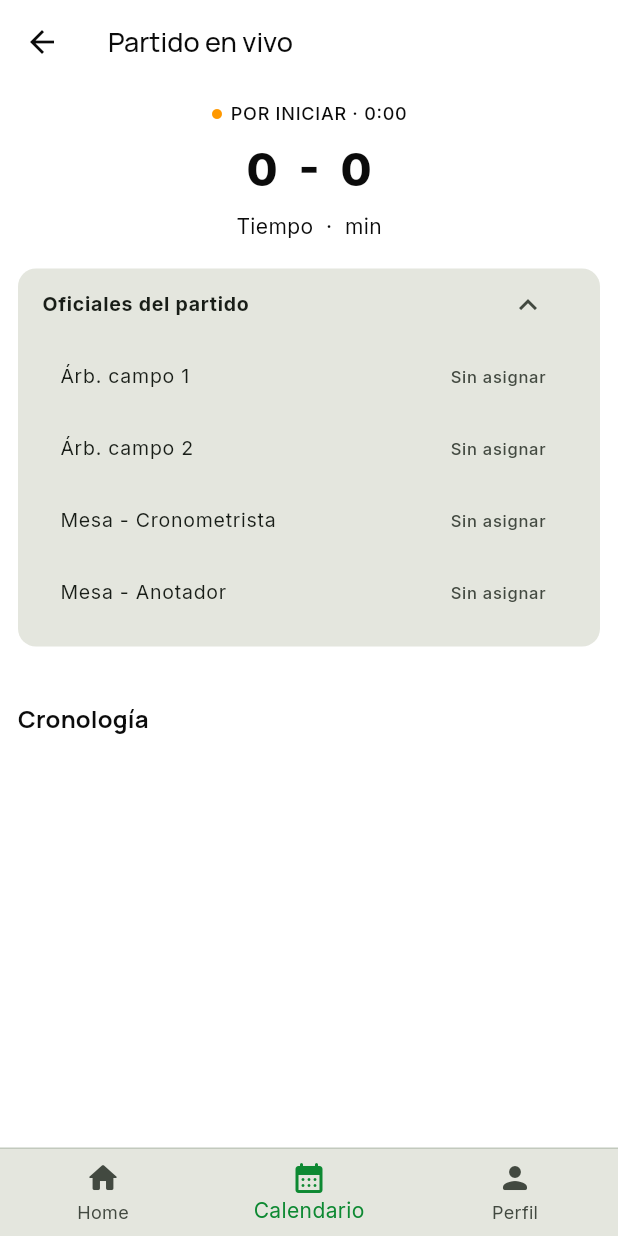
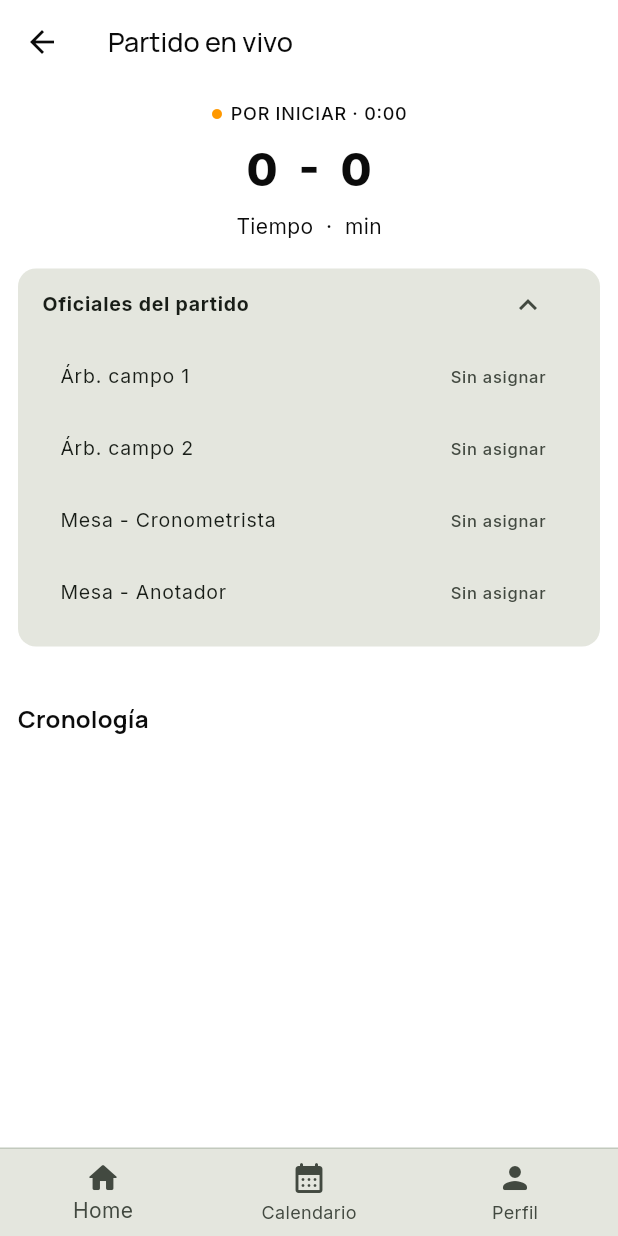
Before and after one commit to tatiana1104/handplay_demo, a Flutter app: the LiveMatchScreen screen opened directly with empty values, on a phone screen of 412 x 824 dp. Run offline on Flutter 3.47's test engine with Material 3 defaults, Android fonts, the phone set to English and light mode, and no system bars; our stand-ins replace cloud_firestore, dartz, equatable, firebase_auth, firebase_core, firebase_messaging and 5 more; accounts and stored records are empty.

```diff
--- a/lib/features/matches/presentation/screens/live_match_screen.dart
+++ b/lib/features/matches/presentation/screens/live_match_screen.dart
@@ -95,7 +95,7 @@ class _LiveMatchScreenState extends State<LiveMatchScreen> {
     return Scaffold(
       appBar: AppBar(title: const Text('Partido en vivo')),
       bottomNavigationBar: AppBottomNavigationBar(
-        selectedIndex: 1,
+        selectedIndex: null,
         isAuthenticated: context.watch<AuthBloc>().state is AuthAuthenticated,
       ),
       body: ListView(padding: const EdgeInsets.all(12), children: [
--- a/lib/shared/widgets/app_bottom_navigation_bar.dart
+++ b/lib/shared/widgets/app_bottom_navigation_bar.dart
@@ -8,7 +8,7 @@ import '../../features/auth/presentation/bloc/auth_state.dart';
 import '../../core/routing/route_names.dart'; // Importamos los nombres de ruta de la app, como `RouteNames.home`, para poder navegar a la pantalla de inicio desde la barra de navegación inferior
 
 class AppBottomNavigationBar extends StatelessWidget {
-  final int selectedIndex; // Índice del elemento seleccionado en la barra de navegación inferior (0 = Home, 1 = Calendario, 2 = Perfil)
+  final int? selectedIndex; // null indica que la pantalla no pertenece a ninguna pestaña del banner
   final bool isAuthenticated; // Cambia las acciones disponibles para visitantes.
   final bool isAdmin;
   final ValueChanged<int>? onTap; // Callback que se ejecuta cuando se toca un elemento de la barra de navegación inferior. Si es nulo, se usa la navegación por defecto a las rutas definidas en `RouteNames`.
@@ -16,7 +16,7 @@ class AppBottomNavigationBar extends StatelessWidget {
   /// Constructor de la barra de navegación inferior, con parámetros opcionales `selectedIndex` y `onTap`.
   const AppBottomNavigationBar({
     super.key,
-    this.selectedIndex = 0, // Índice del elemento seleccionado en la barra de navegación inferior (0 = Home, 1 = Calendario, 2 = Perfil)
+    this.selectedIndex = 0,
     this.isAuthenticated = true,
     this.isAdmin = false,
     this.onTap, // Callback que se ejecuta cuando se toca un elemento de la barra de navegación inferior. Si es nulo, se usa la navegación por defecto a las rutas definidas en `RouteNames`.
@@ -52,7 +52,7 @@ class AppBottomNavigationBar extends StatelessWidget {
       ),
       child: SafeArea(
         child: BottomNavigationBar(
-          currentIndex: _safeSelectedIndex(routeSelectedIndex, hasAuthenticatedSession, effectiveAdmin), // Índice válido para los elementos visibles
+          currentIndex: _safeSelectedIndex(routeSelectedIndex ?? 0, hasAuthenticatedSession, effectiveAdmin), // Índice válido para los elementos visibles
           onTap: (index) { // Callback que se ejecuta cuando se toca un elemento de la barra de navegación inferior
             if (onTap != null) {
               onTap!(index);  // Si se proporcionó un callback `onTap`, lo llamamos con el índice del elemento tocado y salimos de la función para no ejecutar la navegación por defecto.
@@ -81,8 +81,8 @@ class AppBottomNavigationBar extends StatelessWidget {
           type: BottomNavigationBarType.fixed, // Tipo de barra de navegación inferior fija, que muestra todos los elementos sin desplazamiento
           showSelectedLabels: true, // Muestra las etiquetas de los elementos seleccionados en la barra de navegación inferior
           showUnselectedLabels: true, // Muestra las etiquetas de los elementos no seleccionados en la barra de navegación inferior
-          selectedItemColor: colorScheme.primary, // Color del ícono y la etiqueta del elemento seleccionado en la barra de navegación inferior según el tema actual
-          unselectedItemColor: colorScheme.onSurfaceVariant, // Color del ícono y la etiqueta de los elementos no seleccionados en la barra de navegación inferior según el tema actual
+          selectedItemColor: selectedIndex == null ? colorScheme.onSurfaceVariant : colorScheme.primary,
+          unselectedItemColor: colorScheme.onSurfaceVariant,
           backgroundColor: colorScheme.surface, // Color de fondo de la barra de navegación inferior según el tema actual
           elevation: 0, // Elevación de la barra de navegación inferior (0 = sin sombra)
           // La navegación pública no expone Perfil; después del login se
```
Also changed, not shown: 1 other file.
